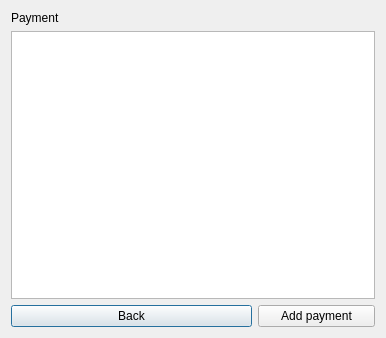
Before: the Qt Designer form courses/prog_base_3/project/ClinicsManagementSystem/adminpayment.ui in KarinaChumak/KPIrepository, drawn with Qt 5.
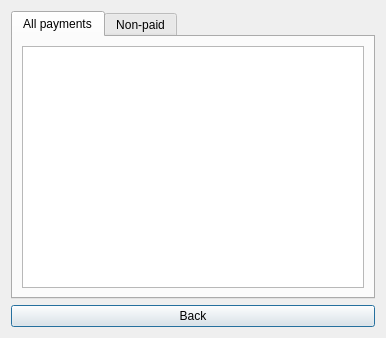
After: the same form once the commit is applied.

```diff
--- a/courses/prog_base_3/project/ClinicsManagementSystem/adminpayment.ui
+++ b/courses/prog_base_3/project/ClinicsManagementSystem/adminpayment.ui
@@ -13,38 +13,41 @@
   <property name="windowTitle">
    <string>Dialog</string>
   </property>
-  <layout class="QGridLayout" name="gridLayout">
+  <layout class="QGridLayout" name="gridLayout_3">
    <item row="0" column="0">
-    <widget class="QLabel" name="label">
-     <property name="text">
-      <string>Payment</string>
+    <widget class="QTabWidget" name="tabWidget">
+     <property name="currentIndex">
+      <number>0</number>
      </property>
+     <widget class="QWidget" name="tab">
+      <attribute name="title">
+       <string>All payments</string>
+      </attribute>
+      <layout class="QGridLayout" name="gridLayout">
+       <item row="0" column="0">
+        <widget class="QTableView" name="tableView"/>
+       </item>
+      </layout>
+     </widget>
+     <widget class="QWidget" name="tab_2">
+      <attribute name="title">
+       <string>Non-paid</string>
+      </attribute>
+      <layout class="QGridLayout" name="gridLayout_2">
+       <item row="0" column="0">
+        <widget class="QTableView" name="tableView_non_paid"/>
+       </item>
+      </layout>
+     </widget>
     </widget>
    </item>
-   <item row="0" column="1">
-    <widget class="QLabel" name="label_2">
-     <property name="text">
-      <string/>
-     </property>
-    </widget>
-   </item>
-   <item row="1" column="0" colspan="3">
-    <widget class="QTableView" name="tableView"/>
-   </item>
-   <item row="2" column="0" colspan="2">
+   <item row="1" column="0">
     <widget class="QPushButton" name="pushButton_back">
      <property name="text">
       <string>Back</string>
      </property>
     </widget>
    </item>
-   <item row="2" column="2">
-    <widget class="QPushButton" name="pushButton_addPayment">
-     <property name="text">
-      <string>Add payment</string>
-     </property>
-    </widget>
-   </item>
   </layout>
  </widget>
  <resources/>
```
